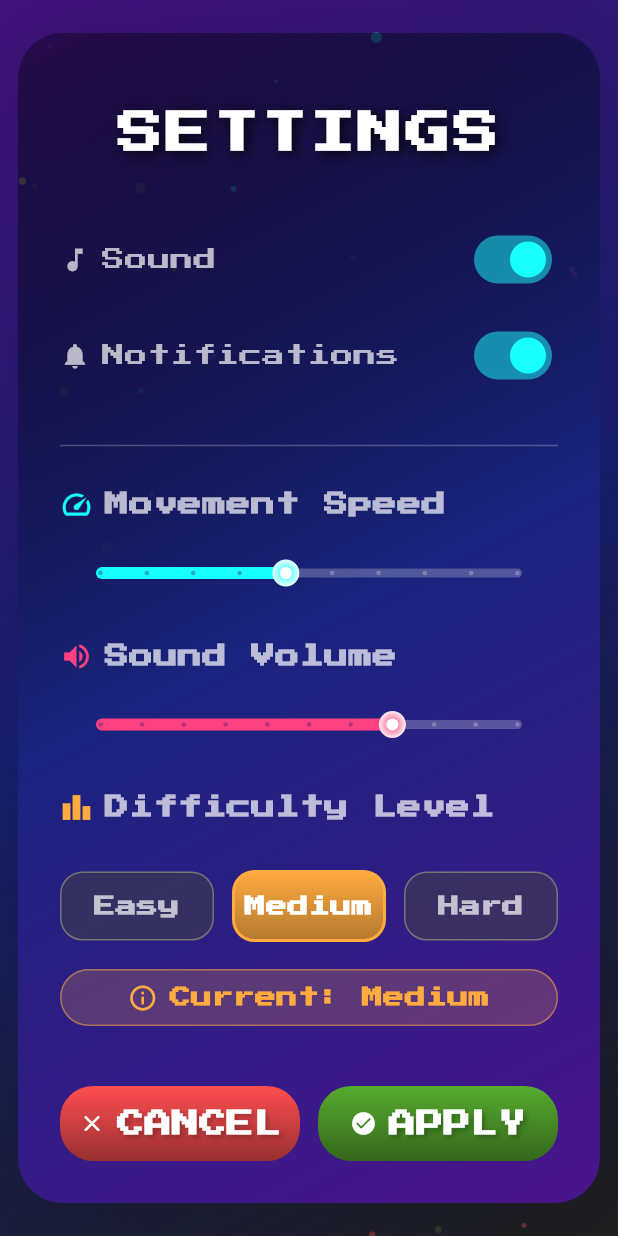
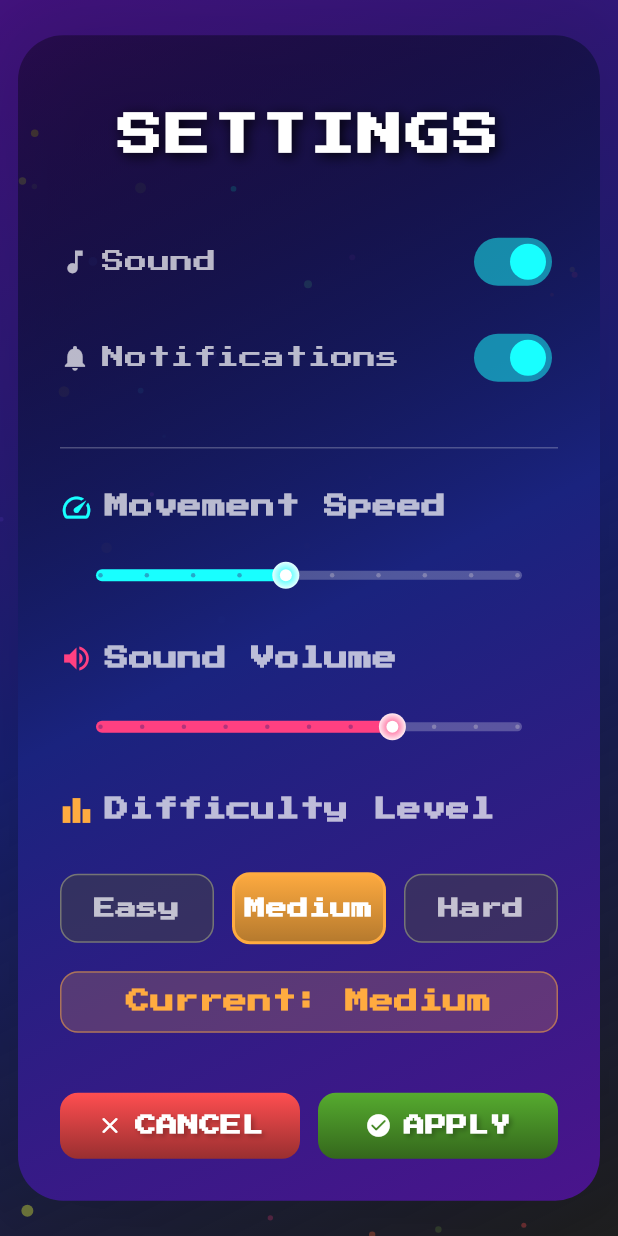
Before and after one commit to PHarshilLadila/mirror-world-runner, a Flutter app: the SettingScreen screen opened directly, on a phone screen of 412 x 824 dp. Run offline on Flutter 3.47's test engine with Material 3 defaults, Android fonts, the phone set to English and light mode, and no system bars; our stand-ins replace google_fonts, shared_preferences, vibration; missing offline and left inert: flame, flame_audio; accounts and stored records are empty.

Commit message:
Enhance the UI part
Enhance the UI part

```diff
--- a/lib/game/components/player.dart
+++ b/lib/game/components/player.dart
@@ -11,11 +11,12 @@ class Player extends SpriteComponent with HasGameRef {
     required this.gameSize,
     required Vector2 position,
     required Vector2 size,
-  }) : super(position: position, size: size);
+  }) : super(position: position, size: size * 1);
 
   @override
   Future<void> onLoad() async {
     sprite = await gameRef.loadSprite('player.png');
+    size = size * 1;
   }
 
   void moveUp() {
--- a/lib/main.dart
+++ b/lib/main.dart
@@ -11,7 +11,7 @@ void main() {
     DeviceOrientation.portraitUp,
     DeviceOrientation.portraitDown,
   ]);
-  runApp(const MyApp());
+  runApp(MyApp());
 }
 
 class MyApp extends StatelessWidget {
--- a/lib/screens/setting_screen.dart
+++ b/lib/screens/setting_screen.dart
@@ -393,33 +393,26 @@ class _SettingScreenState extends State<SettingScreen>
         SizedBox(height: 8),
 
         Container(
+          width: double.infinity,
           margin: EdgeInsets.only(top: 10),
           padding: EdgeInsets.symmetric(horizontal: 16, vertical: 8),
           decoration: BoxDecoration(
             color: getDifficultyColor(difficulty).withOpacity(0.2),
-            borderRadius: BorderRadius.circular(20),
+            borderRadius: BorderRadius.circular(12),
             border: Border.all(
               color: getDifficultyColor(difficulty).withOpacity(0.5),
               width: 1,
             ),
           ),
-          child: Row(
-            mainAxisAlignment: MainAxisAlignment.center,
-            children: [
-              Icon(
-                Icons.info_outline,
+          child: Center(
+            child: Text(
+              "Current: ${getDifficultyText(difficulty)}",
+              style: TextStyle(
                 color: getDifficultyColor(difficulty),
-                size: 20,
+                fontWeight: FontWeight.bold,
+                fontSize: 16,
               ),
-              SizedBox(width: 8),
-              Text(
-                "Current: ${getDifficultyText(difficulty)}",
-                style: TextStyle(
-                  color: getDifficultyColor(difficulty),
-                  fontWeight: FontWeight.bold,
-                ),
-              ),
-            ],
+            ),
           ),
         ),
       ],
@@ -443,7 +436,7 @@ class _SettingScreenState extends State<SettingScreen>
                   )
                   : null,
           color: isSelected ? null : Colors.grey.shade800.withOpacity(0.5),
-          borderRadius: BorderRadius.circular(15),
+          borderRadius: BorderRadius.circular(12),
           border: Border.all(
             color: isSelected ? color : Colors.grey.shade600,
             width: isSelected ? 2 : 1,
@@ -475,7 +468,7 @@ class _SettingScreenState extends State<SettingScreen>
         width: double.infinity,
         decoration: BoxDecoration(
           gradient: gradient,
-          borderRadius: BorderRadius.circular(30),
+          borderRadius: BorderRadius.circular(12),
           boxShadow: [
             BoxShadow(
               color: Colors.black.withOpacity(0.4),
@@ -490,7 +483,7 @@ class _SettingScreenState extends State<SettingScreen>
           child: Text(
             label,
             style: const TextStyle(
-              fontSize: 18,
+              fontSize: 16,
               fontWeight: FontWeight.bold,
               color: Colors.white,
               shadows: [
@@ -609,7 +602,7 @@ class _SettingScreenState extends State<SettingScreen>
             begin: Alignment.topCenter,
             end: Alignment.bottomCenter,
           ),
-          borderRadius: BorderRadius.circular(22),
+          borderRadius: BorderRadius.circular(12),
         ),
         child: Padding(
           padding: const EdgeInsets.all(8.0),
@@ -622,7 +615,7 @@ class _SettingScreenState extends State<SettingScreen>
               Text(
                 text,
                 style: const TextStyle(
-                  fontSize: 18,
+                  fontSize: 14,
                   fontWeight: FontWeight.bold,
                   color: Colors.white,
                   shadows: [
```
Also changed, not shown: lib/screens/main_menu.dart (+14 -53 lines), assets/images/png/my_arrow.png (added), 3 other files.
